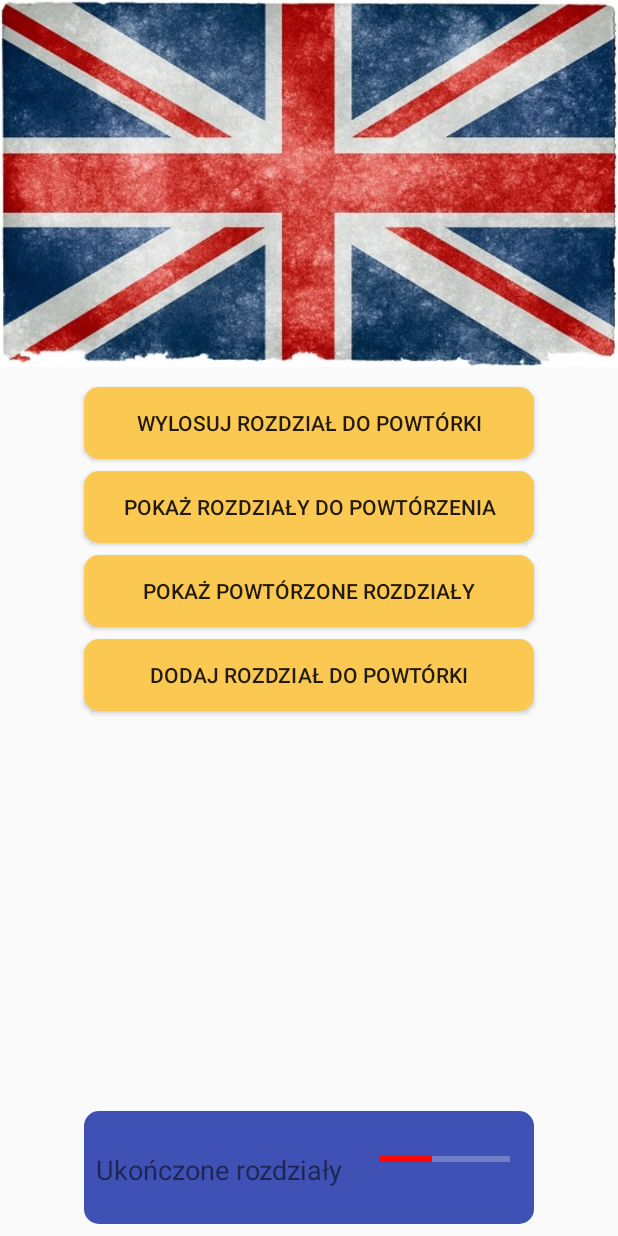
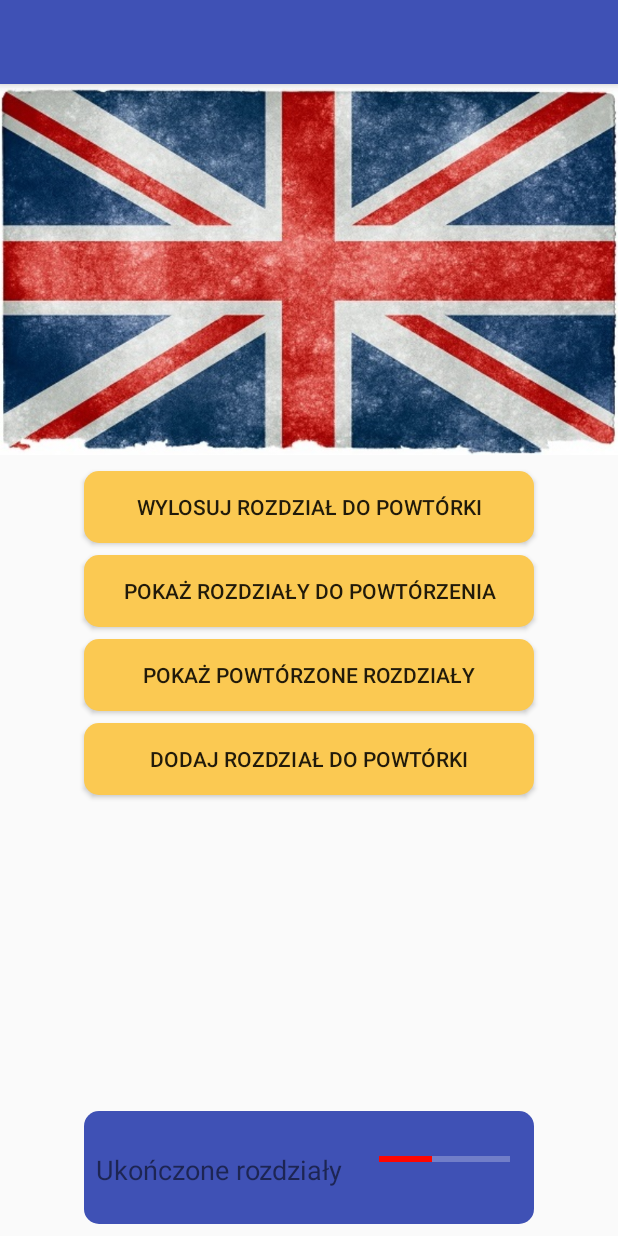
Before and after one commit to Lisek94/Angielski-nauka-apka, an Android app: the layout activity_main.xml on its own in the app's theme, with its tools: preview values and no code run, on a phone screen of 412 x 824 dp. Run offline under Robolectric (Android 15) with nearby library versions, the phone set to English and light mode, and no system bars.

Commit message:
add ActionBarDrawerToggle

```diff
--- a/app/build.gradle
+++ b/app/build.gradle
@@ -28,8 +28,9 @@ android {
 dependencies {
     implementation fileTree(dir: 'libs', include: ['*.jar'])
     implementation "org.jetbrains.kotlin:kotlin-stdlib-jdk7:$kotlin_version"
-    implementation 'androidx.appcompat:appcompat:1.1.0'
-    implementation 'androidx.core:core-ktx:1.3.0'
+    implementation 'androidx.appcompat:appcompat:1.2.0'
+    implementation 'com.google.android.material:material:1.2.0'
+    implementation 'androidx.core:core-ktx:1.3.1'
     implementation 'androidx.constraintlayout:constraintlayout:1.1.3'
     testImplementation 'junit:junit:4.12'
     androidTestImplementation 'androidx.test.ext:junit:1.1.1'
--- a/app/src/main/java/com/example/angielskinauka/ChapterManager.kt
+++ b/app/src/main/java/com/example/angielskinauka/ChapterManager.kt
@@ -126,5 +126,4 @@ enum class ChapterManagerStatus {
     StatusNotDataToSave,
     StatusDataException,
     StatusChapterExists,
-    StatusChapterDelete
 }
--- a/app/src/main/res/layout/activity_main.xml
+++ b/app/src/main/res/layout/activity_main.xml
@@ -1,19 +1,29 @@
 <?xml version="1.0" encoding="utf-8"?>
-<androidx.constraintlayout.widget.ConstraintLayout xmlns:android="http://schemas.android.com/apk/res/android"
+<androidx.drawerlayout.widget.DrawerLayout xmlns:android="http://schemas.android.com/apk/res/android"
     xmlns:app="http://schemas.android.com/apk/res-auto"
     xmlns:tools="http://schemas.android.com/tools"
     android:layout_width="match_parent"
     android:layout_height="match_parent"
-    tools:context=".MainActivity">
+    tools:context=".MainActivity"
+    android:id="@+id/drawerLayout">
+
+    <FrameLayout
+        android:layout_width="match_parent"
+        android:layout_height="match_parent">
+        <androidx.constraintlayout.widget.ConstraintLayout
+            android:layout_width="match_parent"
+            android:layout_height="match_parent">
+            <include
+                android:id="@+id/toolbar"
+                layout="@layout/toolbar" />
 
             <ImageView
                 android:id="@+id/iconUK"
                 android:layout_width="match_parent"
                 android:layout_height="250dp"
                 android:contentDescription="@string/icon_UK"
-        android:scaleType="fitStart"
                 app:layout_constraintStart_toStartOf="parent"
-        app:layout_constraintTop_toTopOf="parent"
+                app:layout_constraintTop_toBottomOf="@+id/toolbar"
                 app:srcCompat="@drawable/wielkabrytania" />
 
             <Button
@@ -123,3 +133,12 @@
             </androidx.constraintlayout.widget.ConstraintLayout>
 
         </androidx.constraintlayout.widget.ConstraintLayout>
+    </FrameLayout>
+
+    <com.google.android.material.navigation.NavigationView
+        android:id="@+id/navigationView"
+        android:layout_width="wrap_content"
+        android:layout_height="match_parent"
+        android:layout_gravity="start" />
+
+</androidx.drawerlayout.widget.DrawerLayout>
--- /dev/null
+++ b/app/src/main/res/layout/navigation_drawer.xml
@@ -0,0 +1,6 @@
+<?xml version="1.0" encoding="utf-8"?>
+<LinearLayout xmlns:android="http://schemas.android.com/apk/res/android"
+    android:orientation="vertical" android:layout_width="match_parent"
+    android:layout_height="match_parent">
+
+</LinearLayout>
--- /dev/null
+++ b/app/src/main/res/layout/toolbar.xml
@@ -0,0 +1,11 @@
+<?xml version="1.0" encoding="utf-8"?>
+<androidx.appcompat.widget.Toolbar xmlns:android="http://schemas.android.com/apk/res/android"
+    android:layout_width="match_parent"
+    android:layout_height="wrap_content"
+    xmlns:app="http://schemas.android.com/apk/res-auto"
+    android:background="@color/colorPrimary"
+    android:elevation="4dp"
+    android:theme="@style/ThemeOverlay.AppCompat.Dark.ActionBar"
+    app:popupTheme="@style/ThemeOverlay.AppCompat.Light">
+
+</androidx.appcompat.widget.Toolbar>
--- a/app/src/main/res/menu/random_chapter.xml
+++ b/app/src/main/res/menu/random_chapter.xml
@@ -4,5 +4,5 @@
 
     <item android:title="Losuj"
         android:id="@+id/randomAB"
-        app:showAsAction="ifRoom"/>
+        app:showAsAction="collapseActionView"/>
 </menu>
--- a/app/src/main/res/values/strings.xml
+++ b/app/src/main/res/values/strings.xml
@@ -6,4 +6,6 @@
     <string name="show_complete_chapters">Pokaż powtórzone rozdziały</string>
     <string name="show_not_complete_chapters">Pokaż rozdziały do powtórzenia</string>
     <string name="chapters_complete">Ukończone rozdziały</string>
+    <string name="navigation_drawer_open">Open</string>
+    <string name="navigation_drawer_close">Close</string>
 </resources>
--- a/app/src/main/res/values/styles.xml
+++ b/app/src/main/res/values/styles.xml
@@ -1,7 +1,7 @@
 <resources>
 
     <!-- Base application theme. -->
-    <style name="AppTheme" parent="Theme.AppCompat.Light.DarkActionBar">
+    <style name="AppTheme" parent="Theme.AppCompat.Light.NoActionBar">
         <!-- Customize your theme here. -->
         <item name="colorPrimary">@color/colorPrimary</item>
         <item name="colorPrimaryDark">@color/colorPrimaryDark</item>
```
Also changed, not shown: app/src/main/java/com/example/angielskinauka/CardViewAdapter.kt (+7 -0 lines), app/src/main/java/com/example/angielskinauka/MainActivity.kt (+8 -0 lines). Lines whose indentation alone changed are shown as unchanged.
